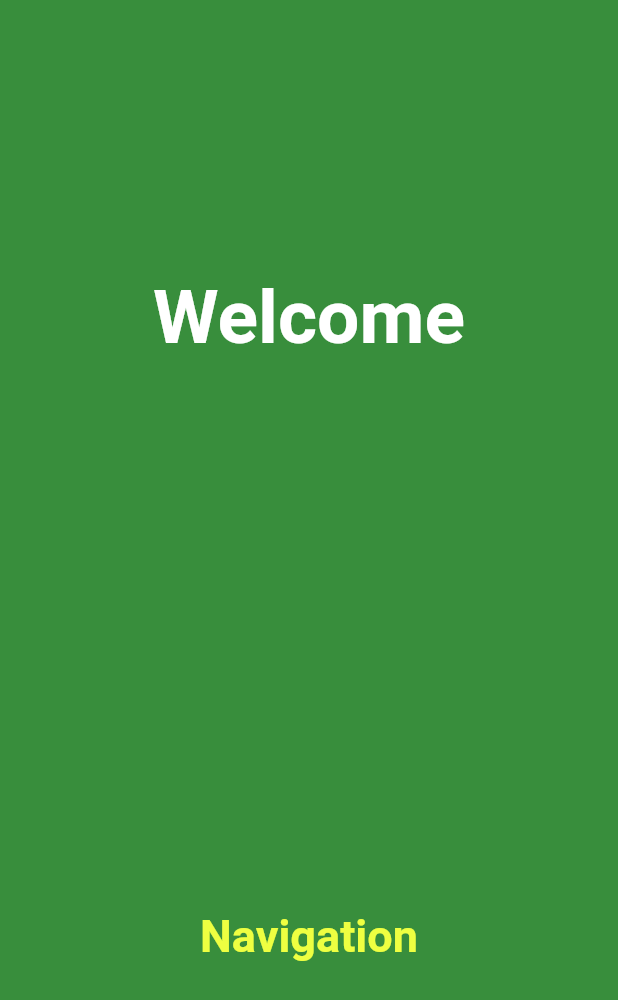
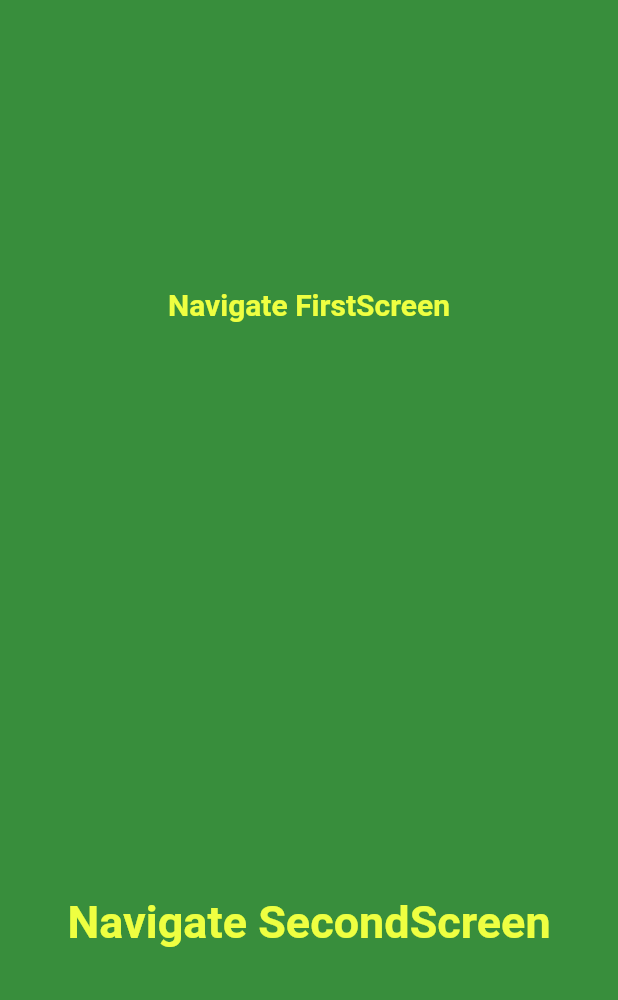
Before and after one commit to mgela/flutter-playground, a Flutter app: the screen it shows after launch, on a phone screen of 412 x 824 dp. Shown: the top 1000 px of the screen. Run offline on Flutter 3.47's test engine with Material 2 defaults, Android fonts, the phone set to English and light mode, and no system bars.

Commit message:
nav 3rd page

```diff
--- a/lib/pages/landing.dart
+++ b/lib/pages/landing.dart
@@ -1,29 +1,47 @@
 import 'package:flutter/material.dart';
 import './login.dart';
+import './mainPage.dart';
 
 class LandingPage extends StatelessWidget {
   @override
-  Widget build(BuildContext context){
+  Widget build(BuildContext context) {
     return new Material(
         color: Colors.green[700],
         child: new InkWell(
           child: new Column(
               mainAxisAlignment: MainAxisAlignment.spaceAround,
               children: <Widget>[
-            new Text("Welcome", style: new TextStyle(color: Colors.white, fontSize: 50.0, fontWeight: FontWeight.bold),),
                 new InkWell(
-              child: new Text("Navigation", style: new TextStyle(color: Colors.limeAccent, fontSize: 30.0, fontWeight: FontWeight.bold),),
+                  child: new Text("Navigate FirstScreen",
+                      style: new TextStyle(
+                          color: Colors.limeAccent,
+                          fontSize: 20.0,
+                          fontWeight: FontWeight.bold)),
                   onTap: () {
                     Navigator.push(
                       context,
-                new MaterialPageRoute(builder: (context) => new SecondPage()),
+                      new MaterialPageRoute(
+                          builder: (context) => new MainPage()),
+                    );
+                  },
+                ),
+                new InkWell(
+                  child: new Text(
+                    "Navigate SecondScreen",
+                    style: new TextStyle(
+                        color: Colors.limeAccent,
+                        fontSize: 30.0,
+                        fontWeight: FontWeight.bold),
+                  ),
+                  onTap: () {
+                    Navigator.push(
+                      context,
+                      new MaterialPageRoute(
+                          builder: (context) => new SecondPage()),
                     );
                   },
                 )
-          ]
-        ),
-      )
-    );
+              ]),
+        ));
   }
-
 }
--- a/lib/pages/main.dart
+++ /dev/null
@@ -1,6 +0,0 @@
-// class MainPage extends StatefulWidget {
-//   @override
-//   Widget build(BuildContext context){
-//     return new
-//   }
-// }
```
Also changed, not shown: lib/pages/login.dart (+9 -10 lines), lib/pages/mainPage.dart (added, +25 -0 lines), 1 other file. Lines whose indentation alone changed are shown as unchanged.
